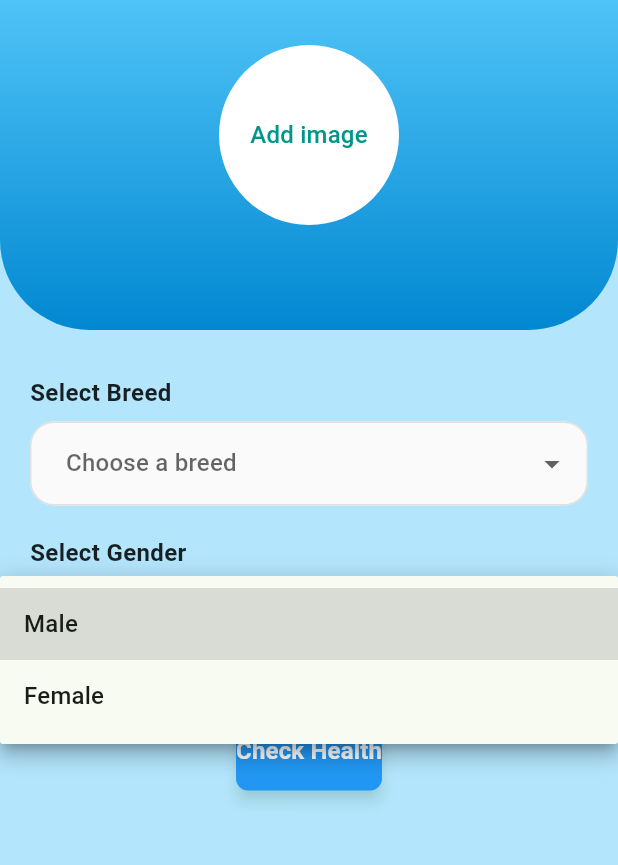
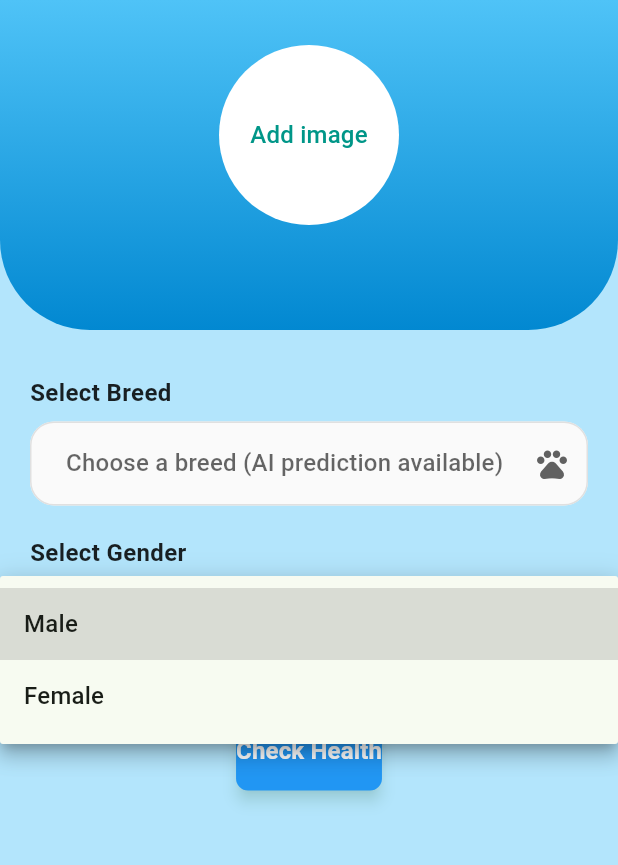
Before and after one commit to par-hub/Nandi_Scan, a Flutter app: the Health screen opened by its route, after a tap on "Choose gender", on a phone screen of 412 x 824 dp, the part 84-949 px from its top. Run offline on Flutter 3.47's test engine with Material 3 defaults, Android fonts, the phone set to English and light mode, and no system bars; our stand-ins replace flutter_riverpod, image_picker, shared_preferences, supabase_flutter; accounts and stored records are empty.

Commit message:
Apply AI prediction fixes to health and specifications screens after merge

```diff
--- a/lib/features/health/screen/health.dart
+++ b/lib/features/health/screen/health.dart
@@ -6,6 +6,7 @@ import 'package:cnn/common/user_drawer.dart';
 import 'dart:io';
 import 'package:image_picker/image_picker.dart';
 import '../../../common/widgets/image_picker_widget.dart';
+import 'package:cnn/services/api_service.dart';
 
 class Health extends ConsumerStatefulWidget {
   static const routeName = '/health';
@@ -23,6 +24,7 @@ class _HealthState extends ConsumerState<Health> {
   List<CommonDisease> _diseases = [];
   bool _isLoading = false;
   bool _showResults = false;
+  bool _isPredictingBreed = false; // Track AI prediction status
 
   // Image picker variables
   File? _selectedImage;
@@ -42,13 +44,19 @@ class _HealthState extends ConsumerState<Health> {
       _selectedImage = file;
       _selectedImageWeb = webFile;
     });
+
+    // Auto-predict breed from the selected image
+    if (webFile != null) {
+      _predictBreedFromImage(webFile);
+    }
   }
 
   void _initializeDropdowns() {
-    // Initialize with hardcoded breeds (same as registration)
+    // Initialize with hardcoded breeds (cleaned and deduplicated)
     _availableBreeds = [
+      // Indian breeds
       "Toda",
-      "NILI RAVI",
+      "Nili Ravi",
       "Surti",
       "Kankrej",
       "Pandharpuri",
@@ -56,92 +64,103 @@ class _HealthState extends ConsumerState<Health> {
       "Jaffarabadi",
       "Kenkatha",
       "Banni",
-      "NAGPURI",
+      "Nagpuri",
       "Chilika",
       "Khillar",
       "Kalahandi",
       "Hallikar",
       "Parlakhemundi",
       "Kherigarh",
+      "Murrah",
+      "Malvi",
+      "Kangayam",
+      "Mewati",
+      "Hariana",
+      "Amritmahal",
+      "Mundari",
+      "Nagori",
+      "Bachaur",
+      "Nimari",
+      "Ponwar",
+      "Bargur",
+      "Punganur",
+      "Rathi",
+      "Dangi",
+      "Red Kandhari",
+      "Gaolao",
+      "Siri",
+      "Deoni",
+      "Tharparkar",
+      "Umblachery",
+      "Dhanni",
+      "Vechur",
+      "Ghumusari",
+      "Yak",
+      "Gangatiri",
+
+      // International breeds that AI can predict
+      "Angus",
+      "Holstein",
+      "Holstein Friesian",
+      "Jersey",
+      "Brahman",
+      "Charolais",
+      "Hereford",
+      "Limousin",
+      "Simmental",
+      "Galloway",
+      "Brangus",
+      "Red Dane",
+
+      // Hill breeds
       "Assam Hill",
-      "JAFFARABADI",
       "Manipur Hill",
-      "Kishan Garh",
       "Tripura Hill",
-      "Hariana",
       "Mizoram Hill",
-      "Kuntal",
       "Arunachal Hill",
-      "GODAVARI",
       "Sikkim Hill",
-      "Ladakhi",
       "Jharkhand Hill",
       "Himachali Pahari",
       "Chhota Nagpuri",
       "Lakhimi",
       "Tibetan Yak",
-      "murrah",
       "Andaman Hill",
-      "Malvi",
       "Nicobari",
-      "Kangayam",
       "Lakshadweep",
-      "Mewati",
       "Kashmir Hill",
-      "TODA",
       "Lahaul-Spiti",
+      "Kumaon Hill",
+      "Garhwal Hill",
+      "Brahmagiri Hill",
+      "Western Ghats Hill",
+      "Eastern Ghats Hill",
+      "Satpura Hill",
+      "Vindhya Hill",
+      "Maikal Hill",
+      "Nilgiri Hill",
+      "Palani Hill",
+      "Shevaroy Hill",
+      "Anamalai Hill",
+      "Cardamom Hill",
+      "Agasthyamalai Hill",
+      "Pachamalai Hill",
+      "Jawadhu Hill",
+      "Kalrayan Hill",
+      "Sirumalai Hill",
+      "Sankagiri Hill",
+      "Kolli Hill",
+      "Pudukkottai Hill",
+      "Sivaganga Hill",
+      "Dindigul Hill",
+      "Theni Hill",
+      "Virudhunagar Hill",
+      "Tenkasi Hill",
+
+      // Other breeds
+      "Kishan Garh",
+      "Kuntal",
+      "Ladakhi",
       "Motu",
-      "Kumaon Hill",
-      "Amritmahal",
-      "Garhwal Hill",
-      "Mundari",
-      "Brahmagiri Hill",
-      "SURTI",
-      "Western Ghats Hill",
-      "Nagori",
-      "Eastern Ghats Hill",
-      "Bachaur",
-      "Satpura Hill",
-      "Nimari",
-      "Vindhya Hill",
-      "PANDHARPURI",
-      "Maikal Hill",
-      "Ponwar",
-      "Nilgiri Hill",
-      "Bargur",
-      "Palani Hill",
-      "Punganur",
-      "Shevaroy Hill",
-      "BHADAWARI",
-      "Anamalai Hill",
-      "Rathi",
-      "Cardamom Hill",
-      "Dangi",
-      "Agasthyamalai Hill",
-      "Red Kandhari",
-      "Pachamalai Hill",
-      "Gaolao",
-      "Jawadhu Hill",
-      "Siri",
-      "Kalrayan Hill",
-      "Deoni",
-      "Sirumalai Hill",
-      "Tharparkar",
-      "Sankagiri Hill",
-      "MEHSANA",
-      "Kolli Hill",
-      "Umblachery",
-      "Pudukkottai Hill",
-      "Dhanni",
-      "Sivaganga Hill",
-      "Vechur",
-      "Dindigul Hill",
-      "Ghumusari",
-      "Theni Hill",
-      "Yak",
-      "Virudhunagar Hill",
-      "Gangatiri",
-      "Tenkasi Hill",
     ];
     _availableGenders = ['Male', 'Female'];
   }
@@ -155,6 +174,83 @@ class _HealthState extends ConsumerState<Health> {
       });
     } catch (e) {
       print('Error loading diseases: $e');
+    }
+  }
+
+  // AI Breed Prediction Method
+  Future<void> _predictBreedFromImage(XFile? imageFile) async {
+    if (!mounted || imageFile == null) {
+      print('❌ Health screen: Prediction cancelled - mounted: $mounted, imageFile: $imageFile');
+      return;
+    }
+
+    setState(() {
+      _isPredictingBreed = true;
+    });
+
+    try {
+      final apiService = ref.read(apiServiceProvider);
+
+      print('🚀 Health screen: Starting AI prediction...');
+      print('📁 Health screen: Image file name: ${imageFile.name}');
+      print('📁 Health screen: Image file size: ${await imageFile.length()} bytes');
+
+      // First test the health endpoint
+      print('🏥 Health screen: Testing API health...');
+      final healthResult = await apiService.healthCheck();
+      print('🏥 Health screen: Health check - Status: ${healthResult.status}, Model Loaded: ${healthResult.modelLoaded}');
+
+      if (!healthResult.isHealthy) {
+        print('❌ Health screen: API not healthy, cannot proceed with prediction');
+        _showErrorSnackBar('AI service is not available. Please try again later.');
+        return;
+      }
+
+      // Use the web-compatible method
+      print('📡 Health screen: Sending prediction request to API...');
+      final result = await apiService.predictBreedFromXFile(imageFile);
+
+      print('📊 Health screen: AI Response received:');
+      print('📊   Status: ${result.status}');
+      print('📊   Success: ${result.isSuccess}');
+      print('📊   Breed: "${result.prediction.breed}"');
+      print('📊   Confidence: ${result.prediction.confidence}%');
+
+      if (result.isSuccess && result.prediction.breed.isNotEmpty) {
+        // Get the top prediction
+        final topPrediction = result.prediction;
+
+        print('✅ Health screen: AI prediction successful: "${topPrediction.breed}" with ${topPrediction.confidence}% confidence');
+
+        // Only set the breed if it exists in our available breeds list
+        if (_availableBreeds.contains(topPrediction.breed)) {
+          setState(() {
+            _selectedBreed = topPrediction.breed;
+          });
+
+          _showSuccessSnackBar(
+            '🤖 AI Prediction: ${topPrediction.breed} (${(topPrediction.confidence).toStringAsFixed(1)}% confidence)'
+          );
+        } else {
+          // Breed not in our list, show it as a suggestion
+          _showSuccessSnackBar(
+            '🤖 AI detected: ${topPrediction.breed} (${(topPrediction.confidence).toStringAsFixed(1)}% confidence)\nNote: This breed is not in the health database. Please select a similar breed from the dropdown.'
+          );
+        }
+      } else {
+        print('❌ Health screen: AI prediction failed');
+        _showErrorSnackBar('Could not predict breed from image. Please select manually.');
+      }
+    } catch (e, stackTrace) {
+      print('💥 Health screen: Exception in breed prediction: $e');
+      print('💥 Health screen: Stack trace: $stackTrace');
+      _showErrorSnackBar('AI prediction failed. Please select breed manually.');
+    } finally {
+      if (mounted) {
+        setState(() {
+          _isPredictingBreed = false;
+        });
+      }
     }
   }
 
@@ -314,14 +410,28 @@ class _HealthState extends ConsumerState<Health> {
                         borderRadius: BorderRadius.circular(8),
                       ),
                       filled: true,
-                      fillColor: Colors.grey[50],
+                      fillColor: _isPredictingBreed
+                          ? Colors.blue[50]
+                          : Colors.grey[50],
+                      suffixIcon: _isPredictingBreed
+                          ? const SizedBox(
+                              width: 20,
+                              height: 20,
+                              child: Padding(
+                                padding: EdgeInsets.all(12.0),
+                                child: CircularProgressIndicator(strokeWidth: 2),
+                              ),
+                            )
+                          : const Icon(Icons.pets),
                     ),
-                    hint: const Text('Choose a breed'),
-                    initialValue: _selectedBreed,
+                    hint: Text(_isPredictingBreed
+                        ? '🤖 AI is predicting...'
+                        : 'Choose a breed (AI prediction available)'),
+                    value: _selectedBreed,
                     items: _availableBreeds.map((breed) {
                       return DropdownMenuItem(value: breed, child: Text(breed));
                     }).toList(),
-                    onChanged: (value) {
+                    onChanged: _isPredictingBreed ? null : (value) {
                       setState(() {
                         _selectedBreed = value;
                       });
```
Also changed, not shown: lib/features/Specifation/screens/specification_with_controller.dart (+118 -6 lines), pubspec.lock.
